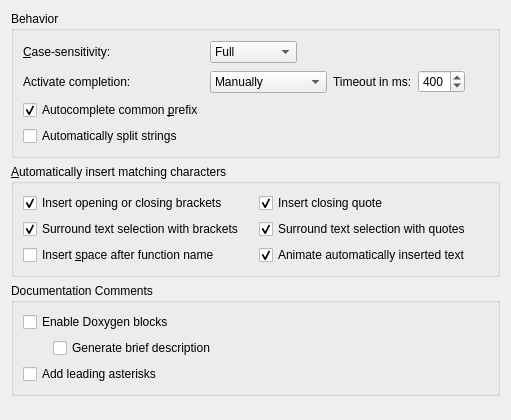
First picture: the form in src/plugins/texteditor/completionsettingspage.ui, repository qt-creator/qt-creator, before the edit.
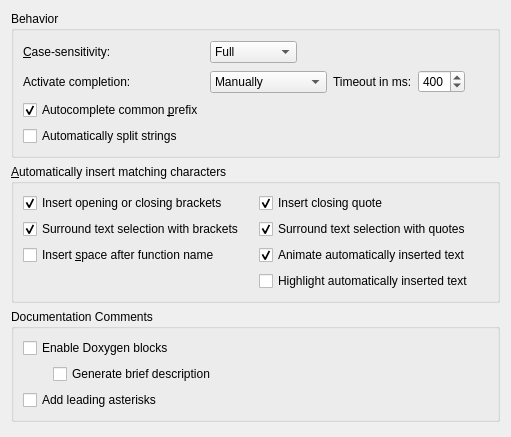
Second picture: the form after the edit.

Commit message:
Editor: Highlight automatically inserted text
Keep the highlight as long as the cursor is directly behind the closing
character and the editor is the focus widget.

Patch:
```diff
--- a/src/plugins/texteditor/completionsettingspage.ui
+++ b/src/plugins/texteditor/completionsettingspage.ui
@@ -7,7 +7,7 @@
     <x>0</x>
     <y>0</y>
     <width>511</width>
-    <height>420</height>
+    <height>437</height>
    </rect>
   </property>
   <layout class="QVBoxLayout" name="verticalLayout_2">
@@ -227,6 +227,13 @@
         </property>
        </widget>
       </item>
+      <item row="3" column="1">
+       <widget class="QCheckBox" name="highlightAutoComplete">
+        <property name="text">
+         <string>Highlight automatically inserted text</string>
+        </property>
+       </widget>
+      </item>
      </layout>
     </widget>
    </item>
```
Left out of the diff: 1 changed line with no effect on the pictures. The commit also changes 6 other files.
